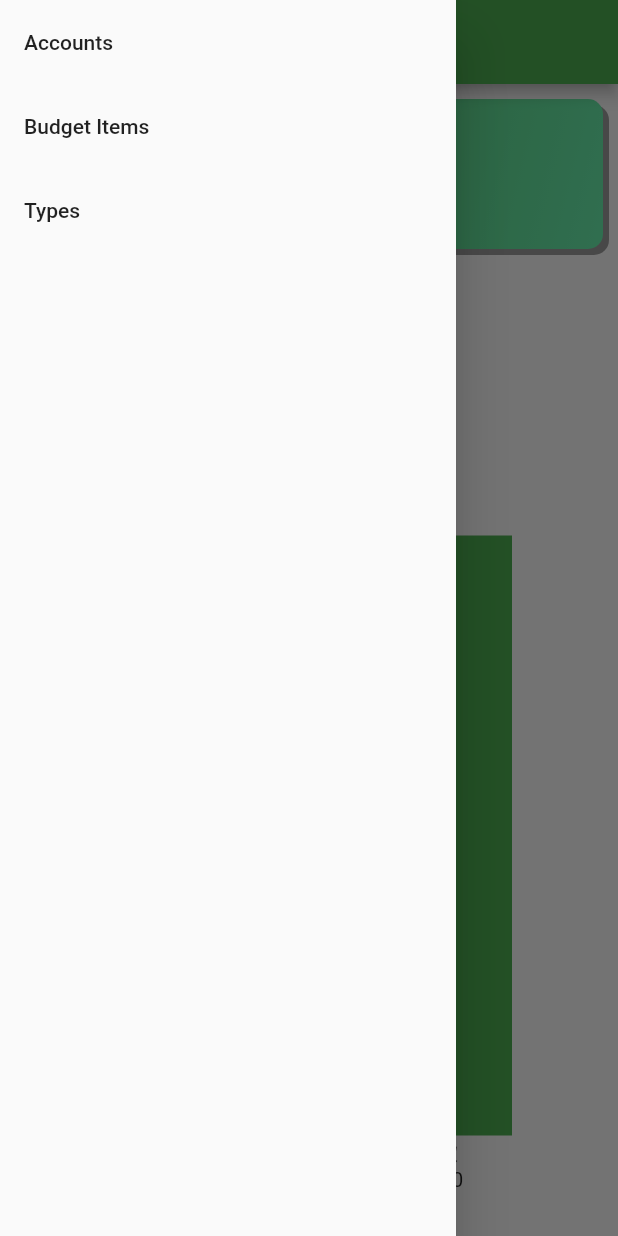
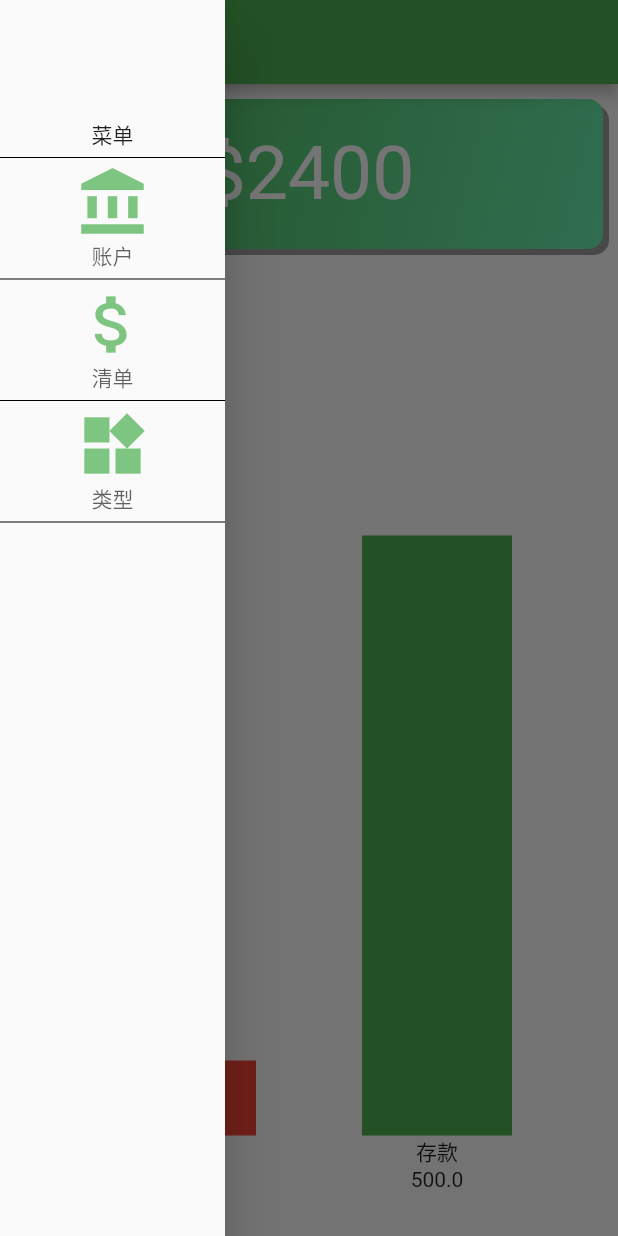
Before and after one commit to ChinaShrimp/spend_tracker, a Flutter app: the screen it shows after launch, with the side drawer open, on a phone screen of 412 x 824 dp. Run offline on Flutter 3.47's test engine with Material 2 defaults, Android fonts, the phone set to English and light mode, and no system bars.

Commit message:
styling menu

```diff
--- a/lib/pages/home/widgets/main_menu_widget.dart
+++ b/lib/pages/home/widgets/main_menu_widget.dart
@@ -3,28 +3,104 @@ import 'package:flutter/material.dart';
 class MainMenuWidget extends StatelessWidget {
   @override
   Widget build(BuildContext context) {
-    return Drawer(
-      child: Column(
-        children: <Widget>[
-          ListTile(
-            title: Text('Accounts'),
-            onTap: () {
-              Navigator.of(context).pushNamed('/accounts');
-            },
+    final color = Theme.of(context).primaryColor;
+
+    return SizedBox(
+      width: 150,
+      child: Drawer(
+        child: Column(
+          children: <Widget>[
+            Container(
+              height: 100,
+              alignment: Alignment.bottomCenter,
+              child: Text('菜单'),
+            ),
+            Divider(
+              height: 10,
+              color: Colors.black,
+            ),
+            MenuItemWidget(
+              name: '账户',
+              icon: Icons.account_balance,
+              size: 50,
+              color: color,
+              onTap: () => _onNavigation(context, '/accounts'),
+            ),
+            Divider(
+              height: 10,
+              color: Colors.black,
+            ),
+            MenuItemWidget(
+              name: '清单',
+              icon: Icons.attach_money,
+              size: 50,
+              color: color,
+              onTap: () => _onNavigation(context, '/items'),
+            ),
+            Divider(
+              height: 10,
+              color: Colors.black,
+            ),
+            MenuItemWidget(
+              name: '类型',
+              icon: Icons.widgets,
+              size: 50,
+              color: color,
+              onTap: () => _onNavigation(context, '/types'),
+            ),
+            Divider(
+              height: 10,
+              color: Colors.black,
+            ),
+          ],
+        ),
+      ),
+    );
+  }
+
+  void _onNavigation(BuildContext context, String uri) {
+    Navigator.of(context).pop();
+    Navigator.of(context).pushNamed(uri);
+  }
+}
+
+class MenuItemWidget extends StatelessWidget {
+  final String name;
+  final Color color;
+  final IconData icon;
+  final double size;
+  final onTap;
+
+  const MenuItemWidget({
+    Key key,
+    @required this.name,
+    @required this.color,
+    @required this.icon,
+    @required this.size,
+    @required this.onTap,
+  }) : super(key: key);
+
+  @override
+  Widget build(BuildContext context) {
+    return InkWell(
+      onTap: onTap,
+      child: Opacity(
+        opacity: 0.7,
+        child: Container(
+          alignment: Alignment.center,
+          child: Column(
+            mainAxisAlignment: MainAxisAlignment.start,
+            crossAxisAlignment: CrossAxisAlignment.center,
+            children: <Widget>[
+              Icon(
+                icon,
+                color: color,
+                size: size,
+              ),
+              Text(name),
+            ],
           ),
-          ListTile(
-            title: Text('Budget Items'),
-            onTap: () {
-              Navigator.of(context).pushNamed('/items');
-            },
-          ),
-          ListTile(
-            title: Text('Types'),
-            onTap: () {
-              Navigator.of(context).pushNamed('/types');
-            },
-          ),
-        ],
+        ),
       ),
     );
   }
```
